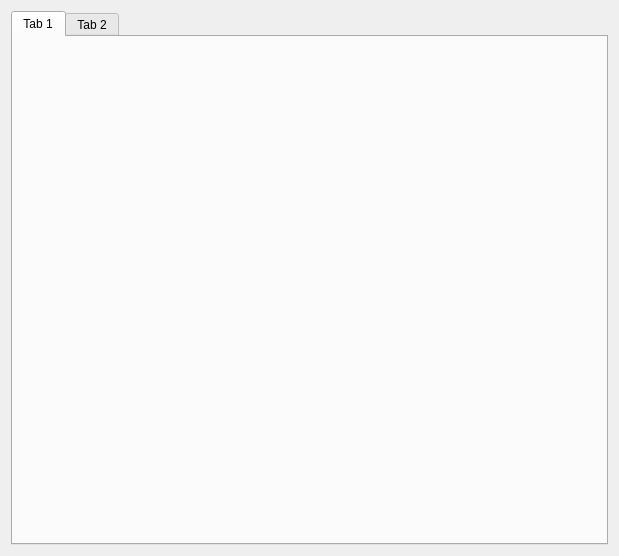
The window that Lab1/reports.ui (VasilevIvanVladimirovich/Quality-Management) describes before a commit, drawn with Qt 5.
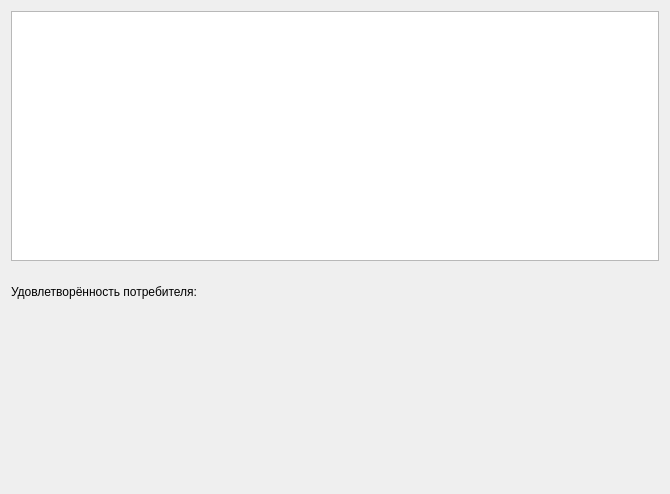
The same window after the commit.

```diff
--- a/Lab1/reports.ui
+++ b/Lab1/reports.ui
@@ -6,30 +6,45 @@
    <rect>
     <x>0</x>
     <y>0</y>
-    <width>619</width>
-    <height>556</height>
+    <width>670</width>
+    <height>494</height>
    </rect>
   </property>
+  <property name="maximumSize">
+   <size>
+    <width>16777215</width>
+    <height>800</height>
+   </size>
+  </property>
   <property name="windowTitle">
    <string>Form</string>
   </property>
   <layout class="QVBoxLayout" name="verticalLayout">
    <item>
-    <widget class="QTabWidget" name="tabWidget">
+    <widget class="QTableWidget" name="tableWidget">
      <property name="maximumSize">
       <size>
        <width>16777215</width>
-       <height>16777215</height>
+       <height>250</height>
       </size>
      </property>
-     <property name="currentIndex">
-      <number>0</number>
+    </widget>
+   </item>
+   <item>
+    <widget class="QLabel" name="label">
+     <property name="maximumSize">
+      <size>
+       <width>16777215</width>
+       <height>50</height>
+      </size>
      </property>
-     <widget class="QWidget" name="tab">
-      <attribute name="title">
-       <string>Tab 1</string>
-      </attribute>
-      <layout class="QVBoxLayout" name="verticalLayout_2">
+     <property name="text">
+      <string>Удовлетворённость потребителя:</string>
+     </property>
+    </widget>
+   </item>
+   <item>
+    <layout class="QHBoxLayout" name="horizontalLayout_2">
        <item>
         <widget class="QFrame" name="frame1">
          <property name="maximumSize">
@@ -41,14 +56,12 @@
          <layout class="QHBoxLayout" name="horizontalLayout"/>
         </widget>
        </item>
-      </layout>
-     </widget>
-     <widget class="QWidget" name="tab_2">
-      <attribute name="title">
-       <string>Tab 2</string>
-      </attribute>
-     </widget>
-    </widget>
+     <item>
+      <widget class="QFrame" name="frame2">
+       <layout class="QHBoxLayout" name="horizontalLayout_3"/>
+      </widget>
+     </item>
+    </layout>
    </item>
   </layout>
  </widget>
```
Lines whose indentation alone changed are shown as unchanged.
